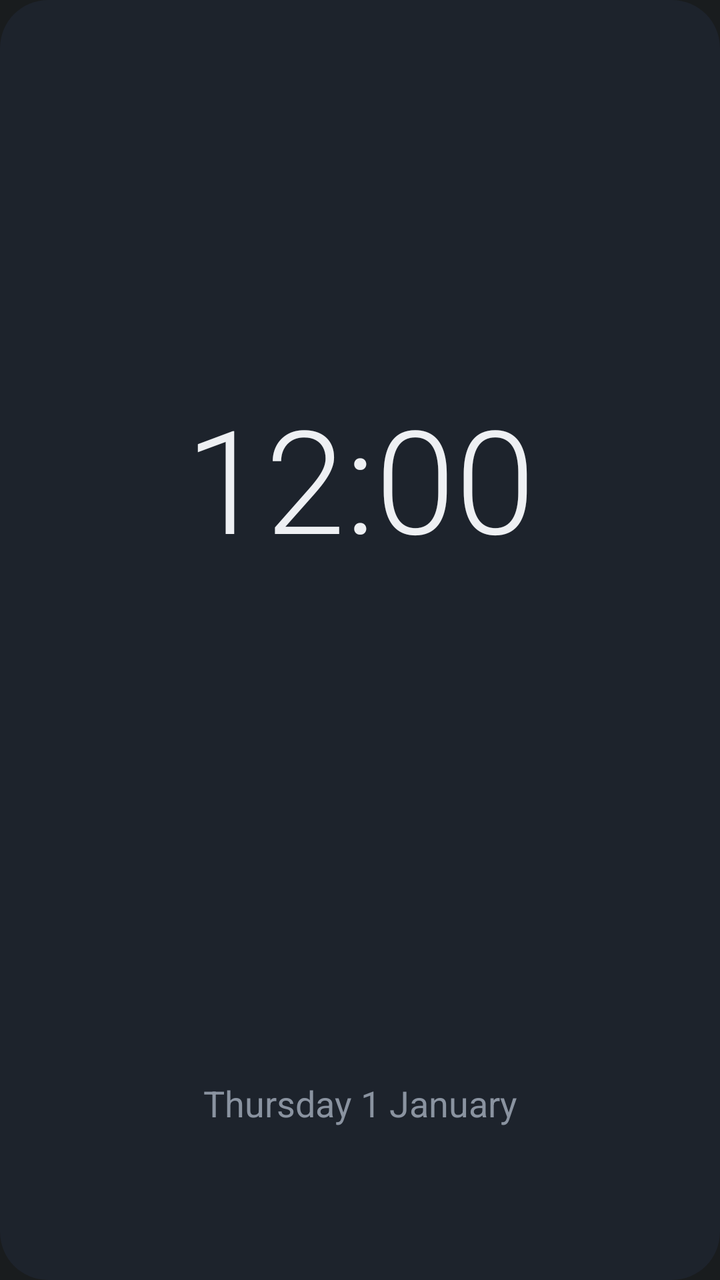
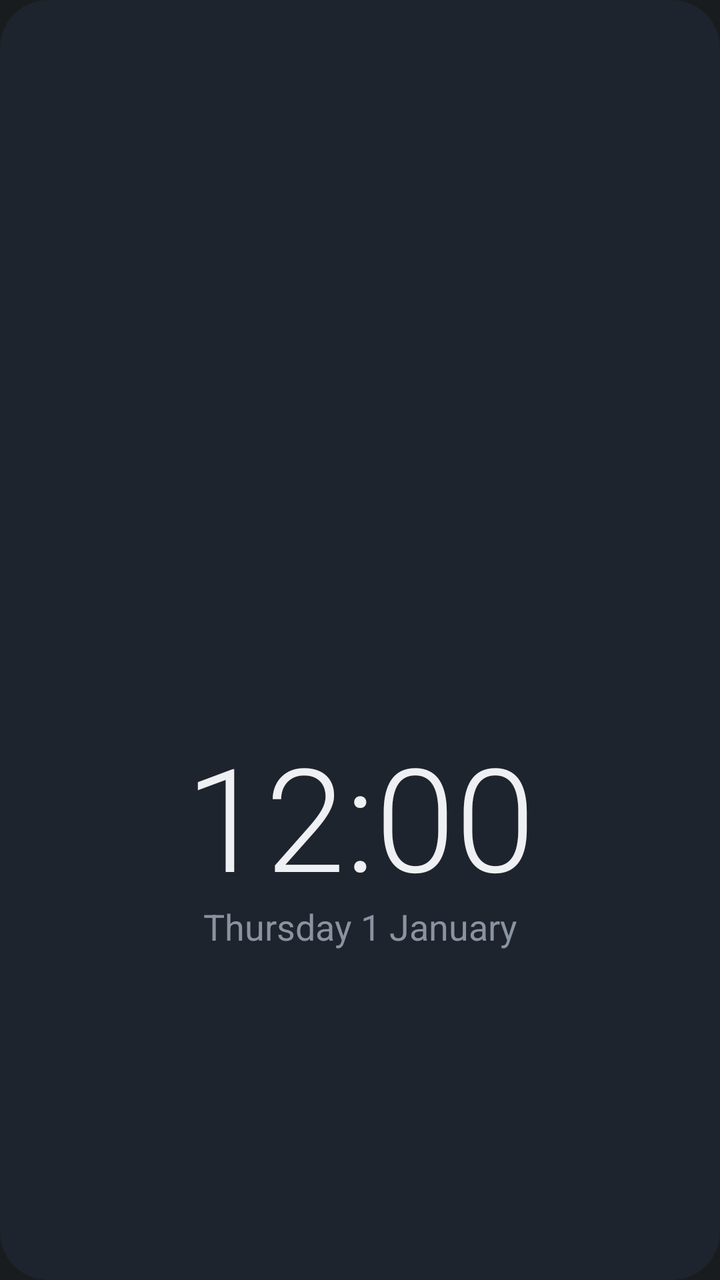

Compare the two renders of this Android layout. The source of the first and the diff that turns it into the second are given below.
<!-- AndroidManifest.xml: application theme android:Theme.DeviceDefault.NoActionBar -->
<!-- res/layout/widget_digital.xml -->
<?xml version="1.0" encoding="utf-8"?>
<LinearLayout xmlns:android="http://schemas.android.com/apk/res/android"
    android:id="@+id/root"
    android:layout_width="match_parent"
    android:layout_height="match_parent"
    android:orientation="vertical"
    android:gravity="center"
    android:padding="10dp"
    android:background="@drawable/widget_bg">
    <TextClock
        android:layout_width="match_parent"
        android:layout_height="0dp"
        android:layout_weight="3"
        android:gravity="center"
        android:format12Hour="h:mm"
        android:format24Hour="HH:mm"
        android:textColor="@color/w_fg"
        android:fontFamily="sans-serif-light"
        android:includeFontPadding="false"
        android:maxLines="1"
        android:autoSizeTextType="uniform"
        android:autoSizeMinTextSize="16sp"
        android:autoSizeMaxTextSize="72sp"/>
    <TextClock
        android:layout_width="match_parent"
        android:layout_height="0dp"
        android:layout_weight="1"
        android:gravity="center"
        android:format12Hour="EEEE d MMMM"
        android:format24Hour="EEEE d MMMM"
        android:textColor="@color/w_mute"
        android:includeFontPadding="false"
        android:maxLines="1"
        android:autoSizeTextType="uniform"
        android:autoSizeMinTextSize="9sp"
        android:autoSizeMaxTextSize="18sp"/>
</LinearLayout>
<!-- resources referenced by this layout -->
<resources>
  <color name="w_fg">#EEF0F3</color>
  <color name="w_mute">#8A93A0</color>
  <!-- drawable widget_bg (drawable) -->
  <?xml version="1.0" encoding="utf-8"?>
  <shape xmlns:android="http://schemas.android.com/apk/res/android" android:shape="rectangle">
      <solid android:color="@color/w_bg"/>
      <corners android:radius="24dp"/>
  </shape>
  <color name="w_bg">#F01E242D</color>
</resources>

<!-- the commit's change to res/layout/widget_digital.xml (unified diff, before → after) -->
@@ -1,37 +1,46 @@
 <?xml version="1.0" encoding="utf-8"?>
-<LinearLayout xmlns:android="http://schemas.android.com/apk/res/android"
+<FrameLayout xmlns:android="http://schemas.android.com/apk/res/android"
     android:id="@+id/root"
     android:layout_width="match_parent"
-    android:layout_height="match_parent"
-    android:orientation="vertical"
-    android:gravity="center"
-    android:padding="10dp"
-    android:background="@drawable/widget_bg">
-    <TextClock
+    android:layout_height="match_parent">
+    <ImageView
+        android:id="@+id/bg"
         android:layout_width="match_parent"
-        android:layout_height="0dp"
-        android:layout_weight="3"
+        android:layout_height="match_parent"
+        android:scaleType="fitXY"
+        android:src="@drawable/widget_bg"/>
+    <LinearLayout
+        android:layout_width="match_parent"
+        android:layout_height="match_parent"
+        android:orientation="vertical"
         android:gravity="center"
-        android:format12Hour="h:mm"
-        android:format24Hour="HH:mm"
-        android:textColor="@color/w_fg"
-        android:fontFamily="sans-serif-light"
-        android:includeFontPadding="false"
-        android:maxLines="1"
-        android:autoSizeTextType="uniform"
-        android:autoSizeMinTextSize="16sp"
-        android:autoSizeMaxTextSize="72sp"/>
-    <TextClock
-        android:layout_width="match_parent"
-        android:layout_height="0dp"
-        android:layout_weight="1"
-        android:gravity="center"
-        android:format12Hour="EEEE d MMMM"
-        android:format24Hour="EEEE d MMMM"
-        android:textColor="@color/w_mute"
-        android:includeFontPadding="false"
-        android:maxLines="1"
-        android:autoSizeTextType="uniform"
-        android:autoSizeMinTextSize="9sp"
-        android:autoSizeMaxTextSize="18sp"/>
-</LinearLayout>
+        android:padding="8dp">
+        <TextClock
+            android:layout_width="match_parent"
+            android:layout_height="0dp"
+            android:layout_weight="5"
+            android:gravity="center|bottom"
+            android:format12Hour="h:mm"
+            android:format24Hour="HH:mm"
+            android:textColor="@color/w_fg"
+            android:fontFamily="sans-serif-light"
+            android:includeFontPadding="false"
+            android:maxLines="1"
+            android:autoSizeTextType="uniform"
+            android:autoSizeMinTextSize="16sp"
+            android:autoSizeMaxTextSize="72sp"/>
+        <TextClock
+            android:layout_width="match_parent"
+            android:layout_height="0dp"
+            android:layout_weight="2"
+            android:gravity="center|top"
+            android:format12Hour="EEEE d MMMM"
+            android:format24Hour="EEEE d MMMM"
+            android:textColor="@color/w_mute"
+            android:includeFontPadding="false"
+            android:maxLines="1"
+            android:autoSizeTextType="uniform"
+            android:autoSizeMinTextSize="9sp"
+            android:autoSizeMaxTextSize="18sp"/>
+    </LinearLayout>
+</FrameLayout>
<!-- resource entries referenced after the edit -->
@@ -8,6 +8,6 @@
       <solid android:color="@color/w_bg"/>
       <corners android:radius="24dp"/>
   </shape>
-  <color name="w_bg">#F01E242D</color>
+  <color name="w_bg">#1E242D</color>
 </resources>
 
